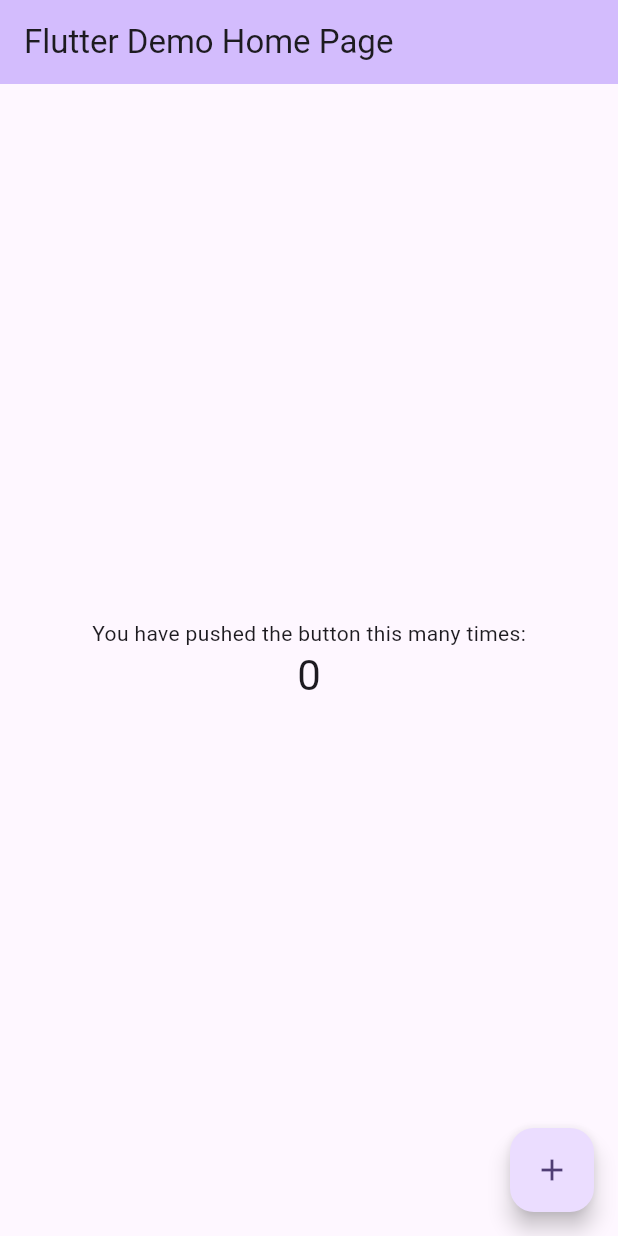
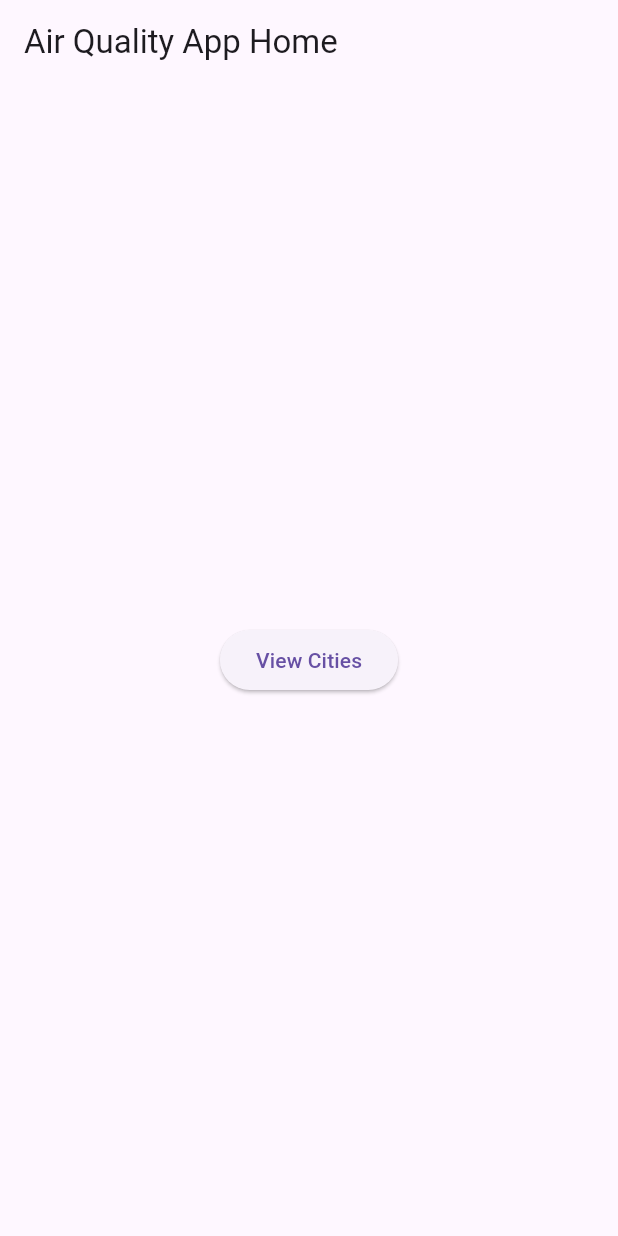
Before and after one commit to pedzero/Air_Quality_Data_APP, a Flutter app: the screen it shows after launch, on a phone screen of 412 x 824 dp. Run offline on Flutter 3.47's test engine with Material 3 defaults, Android fonts, the phone set to English and light mode, and no system bars; our stand-ins replace flutter_dotenv.

Commit message:
feat: add City provider and example screen

```diff
--- /dev/null
+++ b/lib/core/providers/city_provider.dart
@@ -0,0 +1,27 @@
+import 'package:flutter/material.dart';
+import '../models/city.dart';
+import '../services/city_service.dart';
+
+class CityProvider with ChangeNotifier {
+  final CityService _cityService = CityService();
+  List<City> _cities = [];
+  bool _isLoading = false;
+
+  List<City> get cities => _cities;
+  bool get isLoading => _isLoading;
+
+  Future<void> fetchCities() async {
+    _isLoading = true;
+    notifyListeners();
+
+    try {
+      _cities = await _cityService.fetchCities();
+    } catch (e) {
+      _cities = [];
+      throw Exception('Error fetching cities: $e');
+    }
+
+    _isLoading = false;
+    notifyListeners();
+  }
+}
--- a/lib/main.dart
+++ b/lib/main.dart
@@ -1,127 +1,51 @@
 import 'package:flutter/material.dart';
 import 'package:flutter_dotenv/flutter_dotenv.dart';
+import 'package:provider/provider.dart';
+
+import './core/providers/city_provider.dart';
+import './ui/screens/city_list_screen.dart';
 
 Future main() async {
   await dotenv.load(fileName: '.env');
-  runApp(const MyApp());
+  runApp(MyApp());
 }
 
 class MyApp extends StatelessWidget {
-  const MyApp({super.key});
-
-  // This widget is the root of your application.
   @override
   Widget build(BuildContext context) {
-    return MaterialApp(
-      title: 'Flutter Demo',
-      theme: ThemeData(
-        // This is the theme of your application.
-        //
-        // TRY THIS: Try running your application with "flutter run". You'll see
-        // the application has a purple toolbar. Then, without quitting the app,
-        // try changing the seedColor in the colorScheme below to Colors.green
-        // and then invoke "hot reload" (save your changes or press the "hot
-        // reload" button in a Flutter-supported IDE, or press "r" if you used
-        // the command line to start the app).
-        //
-        // Notice that the counter didn't reset back to zero; the application
-        // state is not lost during the reload. To reset the state, use hot
-        // restart instead.
-        //
-        // This works for code too, not just values: Most code changes can be
-        // tested with just a hot reload.
-        colorScheme: ColorScheme.fromSeed(seedColor: Colors.deepPurple),
-        useMaterial3: true,
+    return MultiProvider(
+      providers: [
+        ChangeNotifierProvider(create: (_) => CityProvider()), // Registro do CityProvider
+      ],
+      child: MaterialApp(
+        title: 'Air Quality App',
+        theme: ThemeData(
+          primarySwatch: Colors.blue,
+        ),
+        home: HomeScreen(),
       ),
-      home: const MyHomePage(title: 'Flutter Demo Home Page'),
     );
   }
 }
 
-class MyHomePage extends StatefulWidget {
-  const MyHomePage({super.key, required this.title});
-
-  // This widget is the home page of your application. It is stateful, meaning
-  // that it has a State object (defined below) that contains fields that affect
-  // how it looks.
-
-  // This class is the configuration for the state. It holds the values (in this
-  // case the title) provided by the parent (in this case the App widget) and
-  // used by the build method of the State. Fields in a Widget subclass are
-  // always marked "final".
-
-  final String title;
-
-  @override
-  State<MyHomePage> createState() => _MyHomePageState();
-}
-
-class _MyHomePageState extends State<MyHomePage> {
-  int _counter = 0;
-
-  void _incrementCounter() {
-    setState(() {
-      // This call to setState tells the Flutter framework that something has
-      // changed in this State, which causes it to rerun the build method below
-      // so that the display can reflect the updated values. If we changed
-      // _counter without calling setState(), then the build method would not be
-      // called again, and so nothing would appear to happen.
-      _counter++;
-    });
-  }
-
+class HomeScreen extends StatelessWidget {
   @override
   Widget build(BuildContext context) {
-    // This method is rerun every time setState is called, for instance as done
-    // by the _incrementCounter method above.
-    //
-    // The Flutter framework has been optimized to make rerunning build methods
-    // fast, so that you can just rebuild anything that needs updating rather
-    // than having to individually change instances of widgets.
     return Scaffold(
       appBar: AppBar(
-        // TRY THIS: Try changing the color here to a specific color (to
-        // Colors.amber, perhaps?) and trigger a hot reload to see the AppBar
-        // change color while the other colors stay the same.
-        backgroundColor: Theme.of(context).colorScheme.inversePrimary,
-        // Here we take the value from the MyHomePage object that was created by
-        // the App.build method, and use it to set our appbar title.
-        title: Text(widget.title),
+        title: Text('Air Quality App Home'),
       ),
       body: Center(
-        // Center is a layout widget. It takes a single child and positions it
-        // in the middle of the parent.
-        child: Column(
-          // Column is also a layout widget. It takes a list of children and
-          // arranges them vertically. By default, it sizes itself to fit its
-          // children horizontally, and tries to be as tall as its parent.
-          //
-          // Column has various properties to control how it sizes itself and
-          // how it positions its children. Here we use mainAxisAlignment to
-          // center the children vertically; the main axis here is the vertical
-          // axis because Columns are vertical (the cross axis would be
-          // horizontal).
-          //
-          // TRY THIS: Invoke "debug painting" (choose the "Toggle Debug Paint"
-          // action in the IDE, or press "p" in the console), to see the
-          // wireframe for each widget.
-          mainAxisAlignment: MainAxisAlignment.center,
-          children: <Widget>[
-            const Text(
-              'You have pushed the button this many times:',
-            ),
-            Text(
-              '$_counter',
-              style: Theme.of(context).textTheme.headlineMedium,
-            ),
-          ],
+        child: ElevatedButton(
+          onPressed: () {
+            Navigator.push(
+              context,
+              MaterialPageRoute(builder: (context) => CityListScreen()),
+            );
+          },
+          child: Text('View Cities'),
         ),
       ),
-      floatingActionButton: FloatingActionButton(
-        onPressed: _incrementCounter,
-        tooltip: 'Increment',
-        child: const Icon(Icons.add),
-      ), // This trailing comma makes auto-formatting nicer for build methods.
     );
   }
 }
--- a/pubspec.yaml
+++ b/pubspec.yaml
@@ -37,6 +37,7 @@ dependencies:
   cupertino_icons: ^1.0.8
   http: ^1.2.2
   flutter_dotenv: ^5.2.1
+  provider: ^6.1.2
 
 dev_dependencies:
   flutter_test:
```
Also changed, not shown: lib/ui/screens/city_list_screen.dart (added, +42 -0 lines), pubspec.lock.
